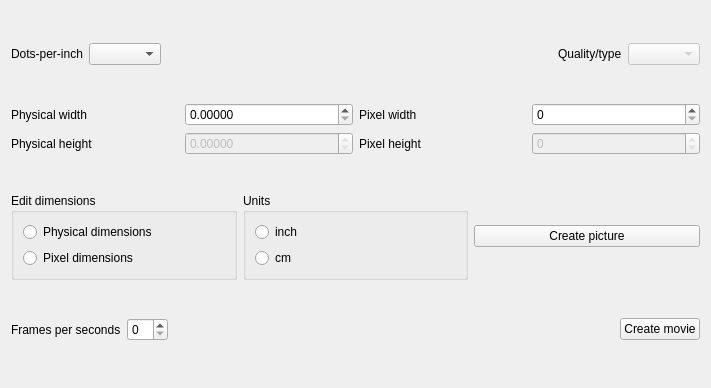
Above: iRASPA/camerapicturesform.ui from gnvramanarao/iRASPA-QT before the change. Below: the same form after it.
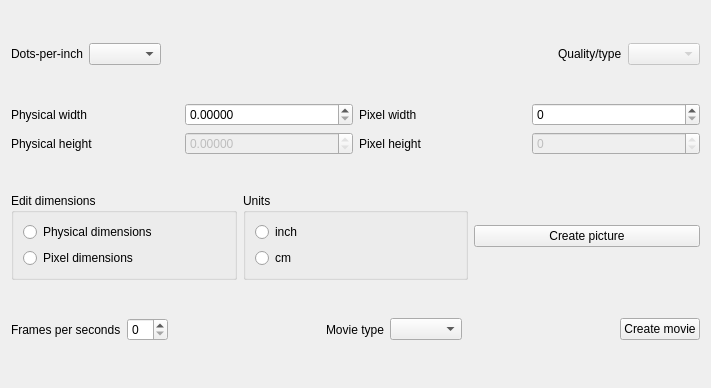
That is the form after the change.

Commit message: Finished creating h265, 264, and vp9 movies

What changed in the file:
```diff
--- a/iRASPA/camerapicturesform.ui
+++ b/iRASPA/camerapicturesform.ui
@@ -259,6 +259,29 @@
          </property>
         </spacer>
        </item>
+       <item>
+        <widget class="QLabel" name="label_8">
+         <property name="text">
+          <string>Movie type</string>
+         </property>
+        </widget>
+       </item>
+       <item>
+        <widget class="QComboBox" name="movieTypeComboBox"/>
+       </item>
+       <item>
+        <spacer name="horizontalSpacer_3">
+         <property name="orientation">
+          <enum>Qt::Horizontal</enum>
+         </property>
+         <property name="sizeHint" stdset="0">
+          <size>
+           <width>40</width>
+           <height>20</height>
+          </size>
+         </property>
+        </spacer>
+       </item>
        <item>
         <widget class="QPushButton" name="createMoviePushButton">
          <property name="enabled">
```
The commit also changes 18 other files.
